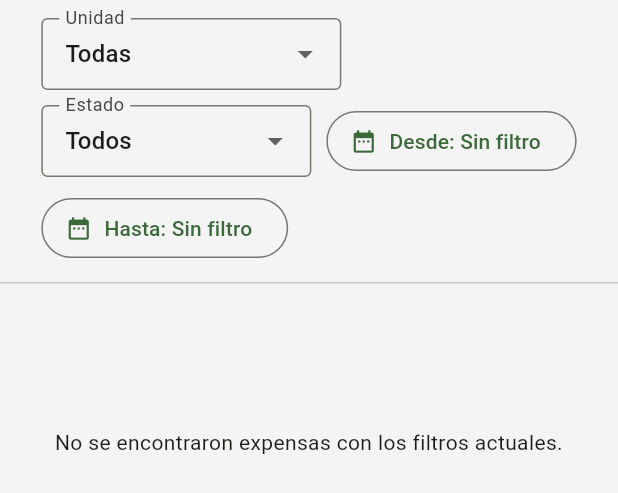
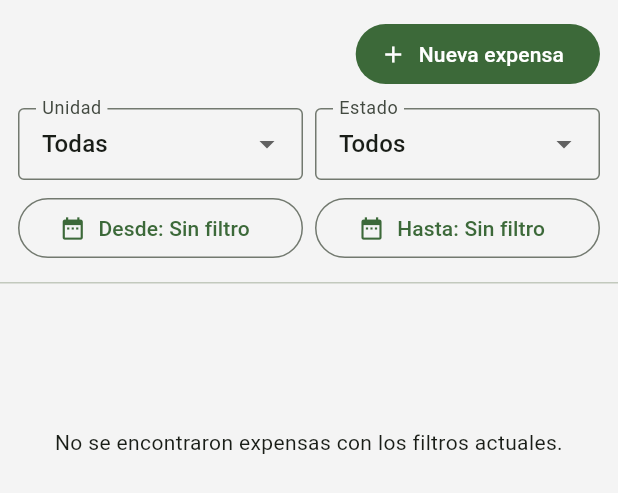
Before and after one commit to Ferchu-81/Consorcio_360, a Flutter app: the ExpensasAdminTab widget shown alone on an empty page, opened directly with empty values, on a phone screen of 412 x 824 dp. Shown: the top 493 px of the screen. Run offline on Flutter 3.47's test engine with Material 3 defaults, Android fonts, the phone set to English and light mode, and no system bars; our stand-ins replace file_picker, fl_chart, google_sign_in, image_picker, pdf, printing and 1 more; missing offline and left inert: syncfusion_flutter_pdfviewer; accounts and stored records are empty.

Commit message:
feat: expensas admin create flow, donut chart y ajustes UI

```diff
--- a/lib/features/expensas/presentation/expensas_admin_tab.dart
+++ b/lib/features/expensas/presentation/expensas_admin_tab.dart
@@ -1,6 +1,7 @@
 import 'package:consorcio_360/data/models/expensa.dart';
 import 'package:consorcio_360/data/repositories/expensas_repository.dart';
 import 'package:consorcio_360/features/expensas/presentation/expensa_admin_detail_screen.dart';
+import 'package:consorcio_360/features/expensas/presentation/nueva_expensa_screen.dart';
 import 'package:consorcio_360/features/expensas/presentation/expensas_utils.dart';
 import 'package:flutter/material.dart';
 
@@ -119,6 +120,17 @@ class _ExpensasAdminTabState extends State<ExpensasAdminTab> {
     return Column(
       children: [
         if (_cargandoFiltros) const LinearProgressIndicator(minHeight: 2),
+        Padding(
+          padding: const EdgeInsets.fromLTRB(12, 12, 12, 0),
+          child: Align(
+            alignment: Alignment.centerRight,
+            child: FilledButton.icon(
+              onPressed: _openNuevaExpensa,
+              icon: const Icon(Icons.add),
+              label: const Text('Nueva expensa'),
+            ),
+          ),
+        ),
         _buildFiltros(),
         const Divider(height: 1),
         Expanded(
@@ -175,13 +187,14 @@ class _ExpensasAdminTabState extends State<ExpensasAdminTab> {
                   itemCount: expensas.length,
                   itemBuilder: (context, index) {
                     final e = expensas[index];
-                    final unidadNombre = _unidades.firstWhere(
+                    final unidadMap = _unidades.firstWhere(
                       (u) => u['id'] == e.unidadId,
                       orElse: () => <String, dynamic>{},
                     );
                     final unidadLabel =
-                        (unidadNombre['codigo'] ?? unidadNombre['nombre']) ??
-                        e.unidadId;
+                        (unidadMap['codigo'] ?? '').toString().trim().isEmpty
+                        ? e.unidadId
+                        : unidadMap['codigo'] as String;
                     final estadoLabel = formatEstado(e.estado);
                     final color = estadoColor(e.estado);
 
@@ -246,15 +259,31 @@ class _ExpensasAdminTabState extends State<ExpensasAdminTab> {
 
   Widget _buildFiltros() {
     return Padding(
-      padding: const EdgeInsets.all(12),
-      child: Wrap(
-        spacing: 10,
-        runSpacing: 10,
-        crossAxisAlignment: WrapCrossAlignment.center,
+      padding: const EdgeInsets.all(12.0),
+      child: Column(
         children: [
-          SizedBox(
-            width: 200,
-            child: DropdownButtonFormField<String>(
+          Row(
+            children: [
+              Expanded(child: _buildFiltroUnidad()),
+              const SizedBox(width: 8),
+              Expanded(child: _buildFiltroEstado()),
+            ],
+          ),
+          const SizedBox(height: 8),
+          Row(
+            children: [
+              Expanded(child: _buildFiltroFechaDesde()),
+              const SizedBox(width: 8),
+              Expanded(child: _buildFiltroFechaHasta()),
+            ],
+          ),
+        ],
+      ),
+    );
+  }
+
+  Widget _buildFiltroUnidad() {
+    return DropdownButtonFormField<String>(
       decoration: const InputDecoration(
         labelText: 'Unidad',
         border: OutlineInputBorder(),
@@ -266,7 +295,7 @@ class _ExpensasAdminTabState extends State<ExpensasAdminTab> {
         ..._unidades.map(
           (u) => DropdownMenuItem(
             value: u['id'] as String,
-                    child: Text((u['codigo'] ?? u['nombre'] ?? '').toString()),
+            child: Text((u['codigo'] ?? '').toString()),
           ),
         ),
       ],
@@ -276,11 +305,11 @@ class _ExpensasAdminTabState extends State<ExpensasAdminTab> {
         });
         _aplicarFiltros();
       },
-            ),
-          ),
-          SizedBox(
-            width: 180,
-            child: DropdownButtonFormField<String>(
+    );
+  }
+
+  Widget _buildFiltroEstado() {
+    return DropdownButtonFormField<String>(
       decoration: const InputDecoration(
         labelText: 'Estado',
         border: OutlineInputBorder(),
@@ -300,20 +329,33 @@ class _ExpensasAdminTabState extends State<ExpensasAdminTab> {
         setState(() => _estadoSeleccionado = value);
         _aplicarFiltros();
       },
-            ),
-          ),
-          OutlinedButton.icon(
+    );
+  }
+
+  Widget _buildFiltroFechaDesde() {
+    return OutlinedButton.icon(
       onPressed: _seleccionarDesde,
       icon: const Icon(Icons.date_range),
       label: Text('Desde: ${_textoFecha(_desde)}'),
-          ),
-          OutlinedButton.icon(
+    );
+  }
+
+  Widget _buildFiltroFechaHasta() {
+    return OutlinedButton.icon(
       onPressed: _seleccionarHasta,
       icon: const Icon(Icons.date_range),
       label: Text('Hasta: ${_textoFecha(_hasta)}'),
-          ),
-        ],
+    );
+  }
+
+  Future<void> _openNuevaExpensa() async {
+    final recargar = await Navigator.of(context).push<bool>(
+      MaterialPageRoute(
+        builder: (_) => NuevaExpensaScreen(consorcioId: widget.consorcioId),
       ),
     );
+    if (recargar == true) {
+      await _aplicarFiltros();
     }
   }
+}
--- a/pubspec.yaml
+++ b/pubspec.yaml
@@ -41,6 +41,7 @@ dependencies:
   pdf: ^3.10.7
   printing: ^5.13.1
   syncfusion_flutter_pdfviewer: any
+  fl_chart: ^0.70.0
   # The following adds the Cupertino Icons font to your application.
   # Use with the CupertinoIcons class for iOS style icons.
 
```
Also changed, not shown: lib/data/repositories/expensas_repository.dart (+19 -1 lines), lib/features/expensas/presentation/expensa_donut_chart.dart (added, +72 -0 lines), lib/features/expensas/presentation/nueva_expensa_screen.dart (added, +206 -0 lines), lib/features/reclamos/presentation/reclamo_detail_screen.dart (+17 -8 lines), pubspec.lock. Lines whose indentation alone changed are shown as unchanged.
